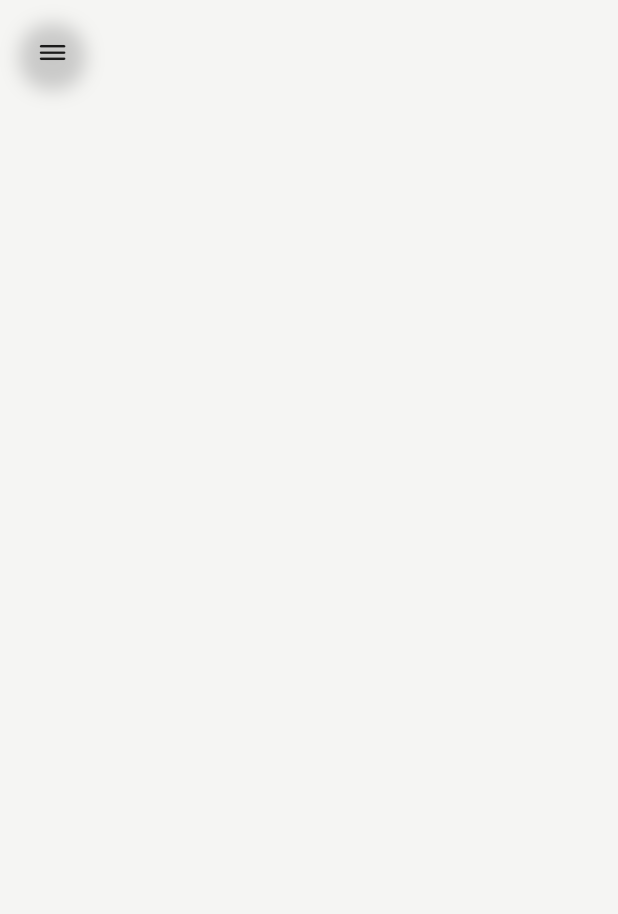
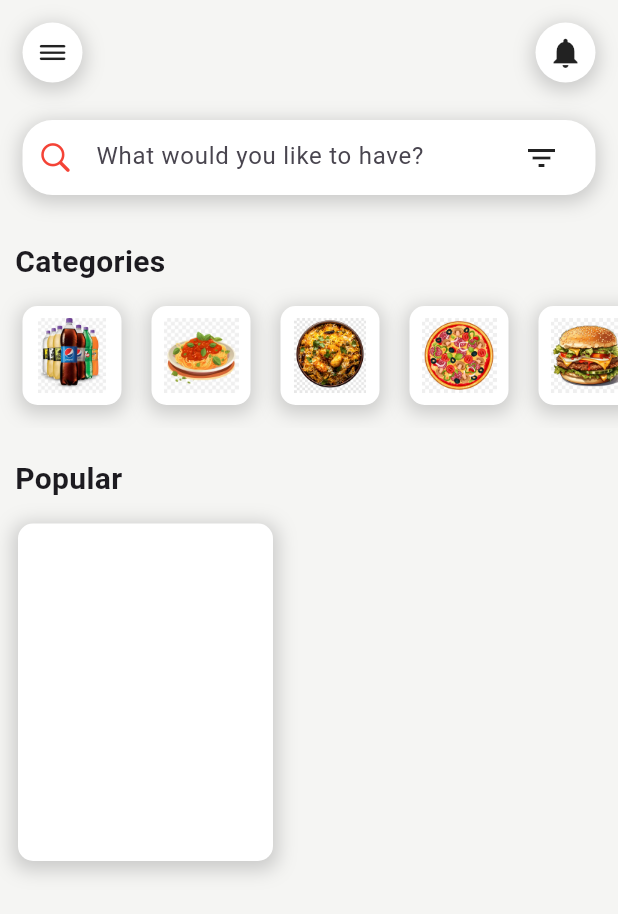
Before and after one commit to Shuceyb-Abdi/Food-Delivery-App, a Flutter app: the screen it shows after launch, on a phone screen of 412 x 824 dp. Shown: the top 914 px of the screen. Run offline on Flutter 3.47's test engine with Material 3 defaults, Android fonts, the light colour scheme and no system bars.

Commit message:
add Widgets

```diff
--- a/lib/Pages/HomePage.dart
+++ b/lib/Pages/HomePage.dart
@@ -1,6 +1,8 @@
+import 'package:flutter/cupertino.dart';
 import 'package:flutter/material.dart';
-
 import '../Widgets/AppBarWidget.dart';
+import '../Widgets/CategoriesWidget.dart';
+import '../Widgets/PopularItemsWidget.dart';
 
 
 class HomePage extends StatelessWidget{
@@ -11,6 +13,87 @@ class HomePage extends StatelessWidget{
       children: [
         // Custom App Bar Widge
         AppBarWidget(),
+        // Search
+        Padding(
+          padding: EdgeInsets.symmetric(
+            vertical: 10,
+            horizontal: 15,
+            ),
+            child: Container(
+              width: double.infinity,
+              height: 50,
+              decoration: BoxDecoration(
+                color: Colors.white,
+                borderRadius: BorderRadius.circular(20),
+                boxShadow: [
+                BoxShadow(
+                  color: Colors.grey.withOpacity(0.5),
+                  spreadRadius: 2,
+                  blurRadius: 10,
+                  offset: Offset(0, 3),
+                 ),
+                ]),
+                child: Padding(
+                  padding: EdgeInsets.symmetric(
+                    horizontal: 10,
+                  ),
+                  child: Row(
+                    children: [
+                    Icon(
+                      CupertinoIcons.search,
+                       color: Colors.red,
+                       ),
+                       Container(
+                        height: 50,
+                        width: 300,
+                        child: Padding(
+                          padding: EdgeInsets.symmetric(
+                            horizontal: 15,
+                            ),
+                            child: TextField(
+                              decoration: InputDecoration(
+                                hintText: "What would you like to have?",
+                                border: InputBorder.none,
+                              ),
+                            ),
+                            ),
+                       ),
+                       Icon(Icons.filter_list),
+                    ],
+                  ),
+              ),
+            ),
+        ),
+
+          //Category
+          Padding(
+            padding: EdgeInsets.only(top: 20, left: 10),
+          child: Text(
+            "Categories",
+            style: TextStyle(
+              fontWeight: FontWeight.bold,
+              fontSize: 20,
+            ),
+          ),
+          ),
+
+          //Category Widget
+          CategoriesWidget(),
+
+          //Popular Items
+             Padding(
+            padding: EdgeInsets.only(top: 20, left: 10),
+          child: Text(
+            "Popular",
+            style: TextStyle(
+              fontWeight: FontWeight.bold,
+              fontSize: 20,
+            ),
+          ),
+          ),
+
+          //Popular Items widget
+          PopularItemsWidget(),
       ],
     ),
     );
--- a/lib/Widgets/AppBarWidget.dart
+++ b/lib/Widgets/AppBarWidget.dart
@@ -17,6 +17,7 @@ class AppBarWidget extends StatelessWidget{
               child:Container(
                 padding: EdgeInsets.all(8),
                 decoration: BoxDecoration(
+                  color: Colors.white,
                   borderRadius: BorderRadius.circular(20),
                   boxShadow: [
                     BoxShadow(
@@ -29,7 +30,27 @@ class AppBarWidget extends StatelessWidget{
                 ),
                 child: Icon(CupertinoIcons.bars),
               ),
-            )
+            ),
+
+            InkWell(
+              onTap: () {},
+              child:Container(
+                padding: EdgeInsets.all(8),
+                decoration: BoxDecoration(
+                  color: Colors.white,
+                  borderRadius: BorderRadius.circular(20),
+                  boxShadow: [
+                    BoxShadow(
+                      color: Colors.grey.withOpacity(0.5),
+                      spreadRadius: 2,
+                      blurRadius: 10,
+                      offset: Offset(0, 3),
+                    )
+                  ],
+                ),
+                child: Icon(Icons.notifications),
+              ),
+            ),
       ]),
 
     );
--- /dev/null
+++ b/lib/Widgets/CategoriesWidget.dart
@@ -0,0 +1,175 @@
+import 'package:flutter/material.dart';
+
+class CategoriesWidget extends StatelessWidget{
+  @override
+  Widget build(BuildContext context) {
+   return SingleChildScrollView(
+    scrollDirection: Axis.horizontal,
+    child: Padding(
+      padding: EdgeInsets.symmetric(vertical: 15, horizontal: 5),
+      child: Row(
+        children: [
+          //for (int i = 0; i < 10; i ++)
+          //Single Item
+        Padding(padding: EdgeInsets.symmetric(horizontal: 10),
+        child: Container(
+          padding: EdgeInsets.all(8),
+          decoration: BoxDecoration(
+            color: Colors.white,
+            borderRadius: BorderRadius.circular(10),
+            boxShadow: [
+              BoxShadow(
+                color: Colors.grey.withOpacity(0.5),
+                spreadRadius: 2,
+                blurRadius: 10,
+                offset: Offset(0, 3),
+              ),
+            ]
+          ),
+          child: Image.asset(
+            "images/drink.png",
+            width: 50,
+            height: 50,
+
+            ),
+        ),
+        ),
+
+         //Single Item
+        Padding(padding: EdgeInsets.symmetric(horizontal: 10),
+        child: Container(
+          padding: EdgeInsets.all(8),
+          decoration: BoxDecoration(
+            color: Colors.white,
+            borderRadius: BorderRadius.circular(10),
+            boxShadow: [
+              BoxShadow(
+                color: Colors.grey.withOpacity(0.5),
+                spreadRadius: 2,
+                blurRadius: 10,
+                offset: Offset(0, 3),
+              ),
+            ]
+          ),
+          child: Image.asset(
+            "images/salan.png",
+            width: 50,
+            height: 50,
+
+            ),
+        ),
+        ),
+
+         //Single Item
+        Padding(padding: EdgeInsets.symmetric(horizontal: 10),
+        child: Container(
+          padding: EdgeInsets.all(8),
+          decoration: BoxDecoration(
+            color: Colors.white,
+            borderRadius: BorderRadius.circular(10),
+            boxShadow: [
+              BoxShadow(
+                color: Colors.grey.withOpacity(0.5),
+                spreadRadius: 2,
+                blurRadius: 10,
+                offset: Offset(0, 3),
+              ),
+            ]
+          ),
+          child: Image.asset(
+            "images/biryani.png",
+            width: 50,
+            height: 50,
+
+            ),
+        ),
+        ),
+
+         //Single Item
+        Padding(padding: EdgeInsets.symmetric(horizontal: 10),
+        child: Container(
+          padding: EdgeInsets.all(8),
+          decoration: BoxDecoration(
+            color: Colors.white,
+            borderRadius: BorderRadius.circular(10),
+            boxShadow: [
+              BoxShadow(
+                color: Colors.grey.withOpacity(0.5),
+                spreadRadius: 2,
+                blurRadius: 10,
+                offset: Offset(0, 3),
+              ),
+            ]
+          ),
+          child: Image.asset(
+            "images/pizza.png",
+            width: 50,
+            height: 50,
+
+            ),
+        ),
+        ),
+
+         //Single Item
+        Padding(
+          padding: EdgeInsets.symmetric(horizontal: 10),
+        child: Container(
+          padding: EdgeInsets.all(8),
+          decoration: BoxDecoration(
+            color: Colors.white,
+            borderRadius: BorderRadius.circular(10),
+            boxShadow: [
+              BoxShadow(
+                color: Colors.grey.withOpacity(0.5),
+                spreadRadius: 2,
+                blurRadius: 10,
+                offset: Offset(0, 3),
+              ),
+            ]
+          ),
+          child: Image.asset(
+            "images/burger.png",
+            width: 50,
+            height: 50,
+
+            ),
+        ),
+        ),
+
+         Padding(
+          padding: EdgeInsets.symmetric(horizontal: 10),
+        child: Container(
+          padding: EdgeInsets.all(8),
+          decoration: BoxDecoration(
+            color: Colors.white,
+            borderRadius: BorderRadius.circular(10),
+            boxShadow: [
+              BoxShadow(
+                color: Colors.grey.withOpacity(0.5),
+                spreadRadius: 2,
+                blurRadius: 10,
+                offset: Offset(0, 3),
+              ),
+            ]
+          ),
+          child: Image.asset(
+            "images/burger.png",
+            width: 50,
+            height: 50,
+
+            ),
+        ),
+        ),
+
+
+
+
+
+
+
+      ],),
+      ),
+
+   );
+  }
+}
--- /dev/null
+++ b/lib/Widgets/PopularItemsWidget.dart
@@ -0,0 +1,37 @@
+import 'package:flutter/material.dart';
+
+class PopularItemsWidget extends StatelessWidget{
+  @override
+  Widget build(BuildContext context){
+    return SingleChildScrollView(
+      scrollDirection: Axis.horizontal,
+      child: Padding(
+        padding: EdgeInsets.symmetric(vertical: 15, horizontal: 5),
+        child: Row(
+          children: [
+            Padding(
+              padding: EdgeInsets.symmetric(horizontal: 7),
+              child: Container(
+                width: 170,
+                height: 225,
+                decoration: BoxDecoration(
+                  color: Colors.white,
+                  borderRadius: BorderRadius.circular(10),
+                  boxShadow: [
+                    BoxShadow(
+                      color: Colors.grey.withOpacity(0.5),
+                      spreadRadius: 3,
+                      blurRadius: 10,
+                      offset: Offset(0, 3),
+                    )
+                  ]
+                ),
+              ),
+            ),
+          ],
+        ),
+        ),
+
+    );
+  }
+}
--- a/pubspec.yaml
+++ b/pubspec.yaml
@@ -58,8 +58,8 @@ flutter:
   uses-material-design: true
 
   # To add assets to your application, add an assets section, like this:
-  # assets:
-  #   - images/a_dot_burr.jpeg
+  assets:
+     - images/
   #   - images/a_dot_ham.jpeg
 
   # An image asset can refer to one or more resolution-specific "variants", see
```
Also changed, not shown: images/biryani.png (added), images/burger.png (added), images/drink.png (added), images/pizza.png (added), images/salan.png (added), web_entrypoint.dart (added).
